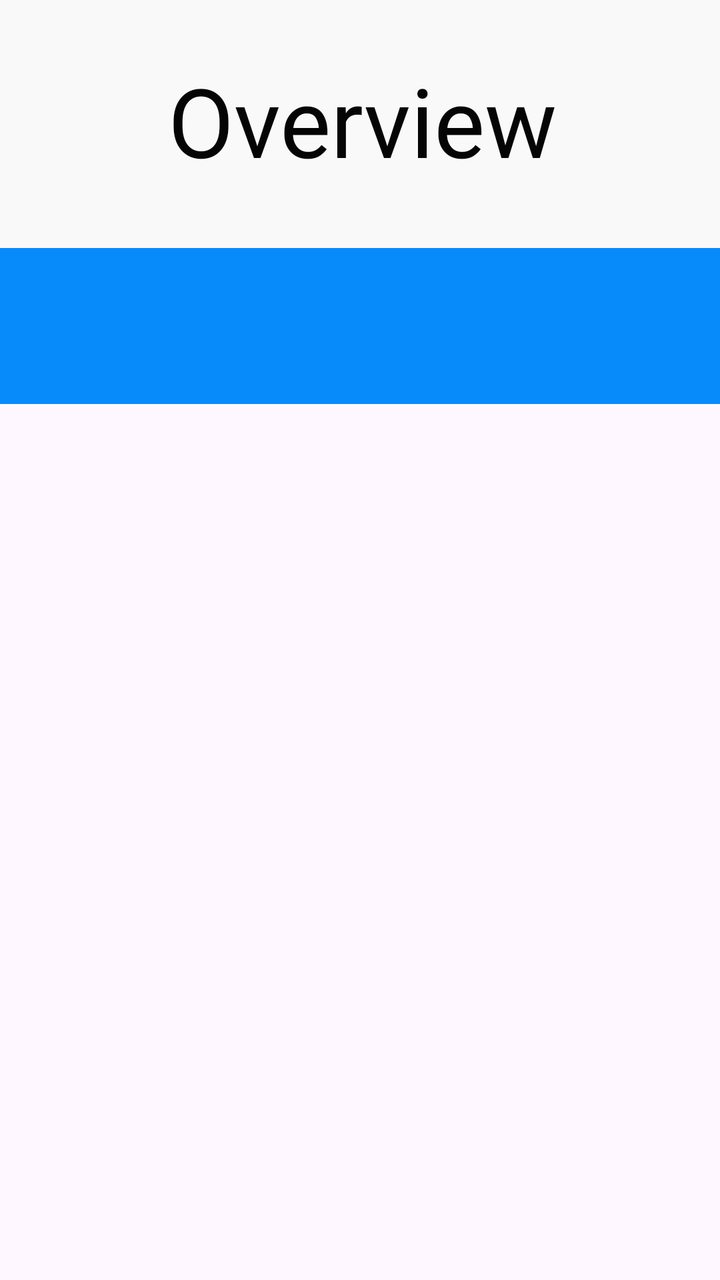
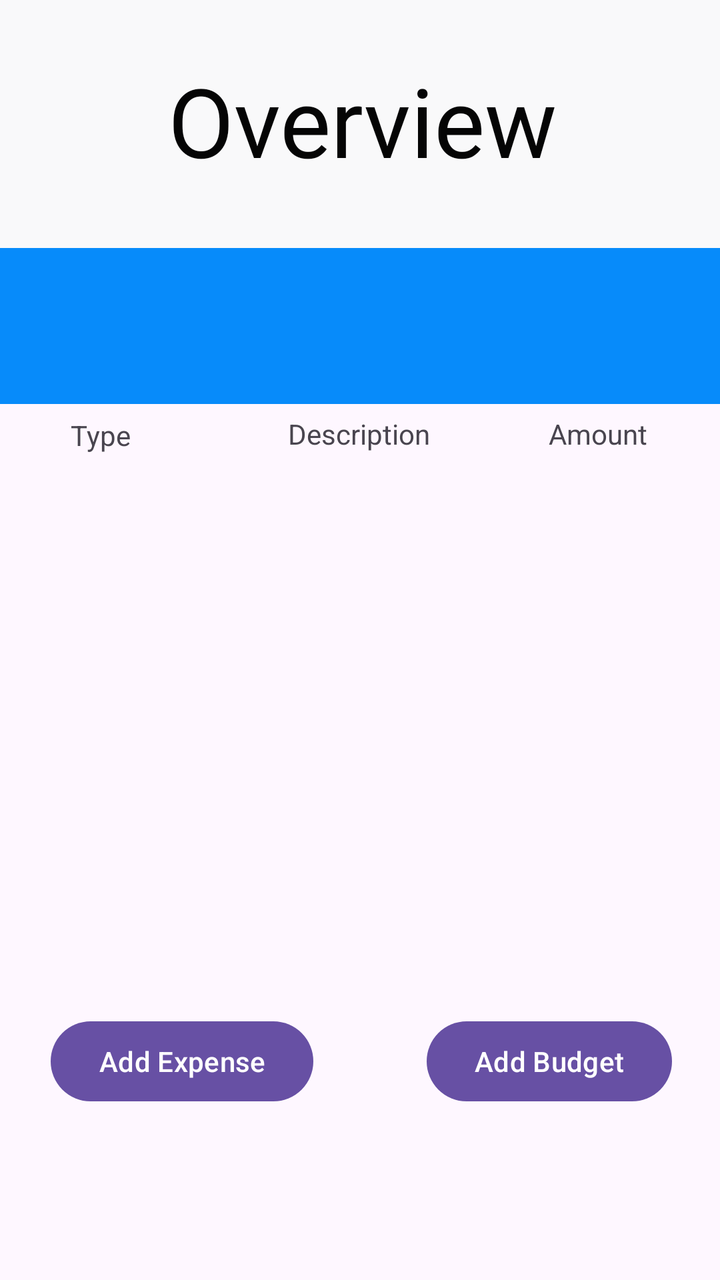

Screens rendered from an Android XML layout before and after an edit, with the pre-edit source and the edit as a unified diff.
<!-- AndroidManifest.xml: application theme Theme.POEPART2 -->
<!-- res/layout/activity_landingpage.xml -->
<?xml version="1.0" encoding="utf-8"?>
<androidx.constraintlayout.widget.ConstraintLayout xmlns:android="http://schemas.android.com/apk/res/android"
    xmlns:app="http://schemas.android.com/apk/res-auto"
    xmlns:tools="http://schemas.android.com/tools"
    android:layout_width="match_parent"
    android:layout_height="match_parent">

    <LinearLayout
        android:layout_width="409dp"
        android:layout_height="202dp"
        android:background="#733333"
        android:backgroundTint="#078BFA"
        android:orientation="vertical"
        app:layout_constraintEnd_toEndOf="parent"
        app:layout_constraintStart_toStartOf="parent"
        app:layout_constraintTop_toTopOf="parent">

        <androidx.constraintlayout.widget.ConstraintLayout
            android:id="@+id/linearLayout"
            android:layout_width="match_parent"
            android:layout_height="124dp"
            android:background="#733333"
            android:backgroundTint="#F9F9FA">

            <TextView
                android:id="@+id/textView10"
                android:layout_width="211dp"
                android:layout_height="67dp"
                android:layout_marginStart="108dp"
                android:layout_marginTop="28dp"
                android:fontFamily="@font/bagel_fat_one"
                android:text="Overview"
                android:textColor="#050505"
                android:textSize="48sp"
                app:layout_constraintStart_toStartOf="parent"
                app:layout_constraintTop_toTopOf="parent" />
        </androidx.constraintlayout.widget.ConstraintLayout>
    </LinearLayout>

</androidx.constraintlayout.widget.ConstraintLayout>
<!-- resources referenced by this layout -->
<resources>
  <style name="Theme.POEPART2" parent="Base.Theme.POEPART2" />
  <style name="Base.Theme.POEPART2" parent="Theme.Material3.DayNight.NoActionBar">
          
          
      </style>
</resources>

<!-- the commit's change to res/layout/activity_landingpage.xml (unified diff, before → after) -->
@@ -37,4 +37,97 @@
         </androidx.constraintlayout.widget.ConstraintLayout>
     </LinearLayout>
 
+    <TextView
+        android:id="@+id/textView7"
+        android:layout_width="wrap_content"
+        android:layout_height="wrap_content"
+        android:text="Type"
+        app:layout_constraintBottom_toBottomOf="parent"
+        app:layout_constraintEnd_toEndOf="parent"
+        app:layout_constraintHorizontal_bias="0.107"
+        app:layout_constraintStart_toStartOf="parent"
+        app:layout_constraintTop_toTopOf="parent"
+        app:layout_constraintVertical_bias="0.335" />
+
+    <TextView
+        android:id="@+id/textView8"
+        android:layout_width="wrap_content"
+        android:layout_height="wrap_content"
+        android:text="Description"
+        app:layout_constraintBottom_toBottomOf="parent"
+        app:layout_constraintEnd_toEndOf="parent"
+        app:layout_constraintHorizontal_bias="0.498"
+        app:layout_constraintStart_toStartOf="parent"
+        app:layout_constraintTop_toTopOf="parent"
+        app:layout_constraintVertical_bias="0.334" />
+
+    <TextView
+        android:id="@+id/textView9"
+        android:layout_width="wrap_content"
+        android:layout_height="wrap_content"
+        android:text="Amount"
+        app:layout_constraintBottom_toBottomOf="parent"
+        app:layout_constraintEnd_toEndOf="parent"
+        app:layout_constraintHorizontal_bias="0.883"
+        app:layout_constraintStart_toStartOf="parent"
+        app:layout_constraintTop_toTopOf="parent"
+        app:layout_constraintVertical_bias="0.334" />
+
+    <TextView
+        android:id="@+id/txtType"
+        android:layout_width="wrap_content"
+        android:layout_height="wrap_content"
+        app:layout_constraintBottom_toBottomOf="parent"
+        app:layout_constraintEnd_toEndOf="parent"
+        app:layout_constraintHorizontal_bias="0.076"
+        app:layout_constraintStart_toStartOf="parent"
+        app:layout_constraintTop_toTopOf="parent"
+        app:layout_constraintVertical_bias="0.407" />
+
+    <TextView
+        android:id="@+id/txtDescription"
+        android:layout_width="wrap_content"
+        android:layout_height="wrap_content"
+        app:layout_constraintBottom_toBottomOf="parent"
+        app:layout_constraintEnd_toEndOf="parent"
+        app:layout_constraintHorizontal_bias="0.518"
+        app:layout_constraintStart_toStartOf="parent"
+        app:layout_constraintTop_toTopOf="parent"
+        app:layout_constraintVertical_bias="0.407" />
+
+    <TextView
+        android:id="@+id/txtAmount"
+        android:layout_width="wrap_content"
+        android:layout_height="wrap_content"
+        app:layout_constraintBottom_toBottomOf="parent"
+        app:layout_constraintEnd_toEndOf="parent"
+        app:layout_constraintHorizontal_bias="0.881"
+        app:layout_constraintStart_toStartOf="parent"
+        app:layout_constraintTop_toTopOf="parent"
+        app:layout_constraintVertical_bias="0.407" />
+
+    <Button
+        android:id="@+id/btnAddBudget"
+        android:layout_width="wrap_content"
+        android:layout_height="wrap_content"
+        android:text="Add Budget"
+        app:layout_constraintBottom_toBottomOf="parent"
+        app:layout_constraintEnd_toEndOf="parent"
+        app:layout_constraintHorizontal_bias="0.899"
+        app:layout_constraintStart_toStartOf="parent"
+        app:layout_constraintTop_toTopOf="parent"
+        app:layout_constraintVertical_bias="0.856" />
+
+    <Button
+        android:id="@+id/btnAddExpense"
+        android:layout_width="wrap_content"
+        android:layout_height="wrap_content"
+        android:text="Add Expense"
+        app:layout_constraintBottom_toBottomOf="parent"
+        app:layout_constraintEnd_toEndOf="parent"
+        app:layout_constraintHorizontal_bias="0.111"
+        app:layout_constraintStart_toStartOf="parent"
+        app:layout_constraintTop_toTopOf="parent"
+        app:layout_constraintVertical_bias="0.856" />
+
 </androidx.constraintlayout.widget.ConstraintLayout>
